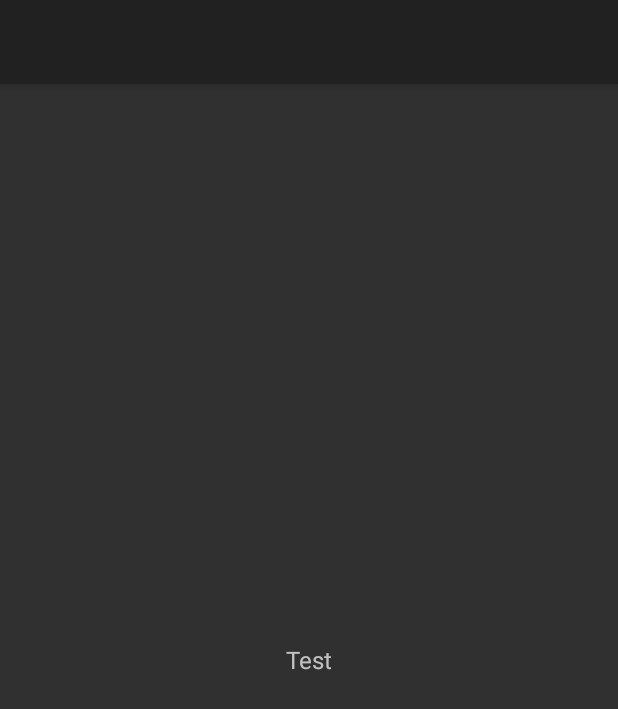
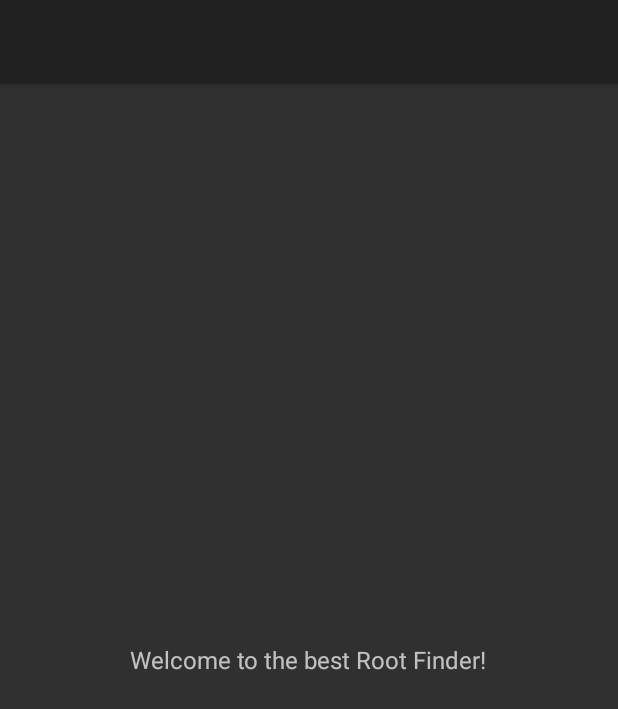
Before and after one commit to CrashOverride90/Find-the-root, an Android app: the layout activity_main.xml on its own in the app's theme, with its tools: preview values and no code run, on a phone screen of 412 x 824 dp. Shown: the top 709 px of the screen. Run offline under Robolectric (Android 15) with nearby library versions, the phone set to English and light mode, and no system bars.

```diff
--- a/FindTheRoot/app/build.gradle
+++ b/FindTheRoot/app/build.gradle
@@ -26,4 +26,7 @@ dependencies {
     compile('com.mikepenz:materialdrawer:5.1.2@aar') {
         transitive = true
     }
+    compile 'com.mikepenz:google-material-typeface:2.2.0.1@aar'
+    compile 'com.mikepenz:fontawesome-typeface:4.4.0.1@aar'
+    compile 'com.mikepenz:octicons-typeface:3.0.0.1@aar'
 }
--- a/FindTheRoot/app/src/main/res/layout/activity_main.xml
+++ b/FindTheRoot/app/src/main/res/layout/activity_main.xml
@@ -24,7 +24,7 @@
             android:layout_width="wrap_content"
             android:layout_height="wrap_content"
             android:layout_gravity="center"
-            android:text="Test"
+            android:text="Welcome to the best Root Finder!"
             android:textSize="16sp" />
     </FrameLayout>
 </RelativeLayout>
```
Also changed, not shown: FindTheRoot/app/src/main/java/edu/uh/findtheroot/MainActivity.java (+12 -0 lines).
